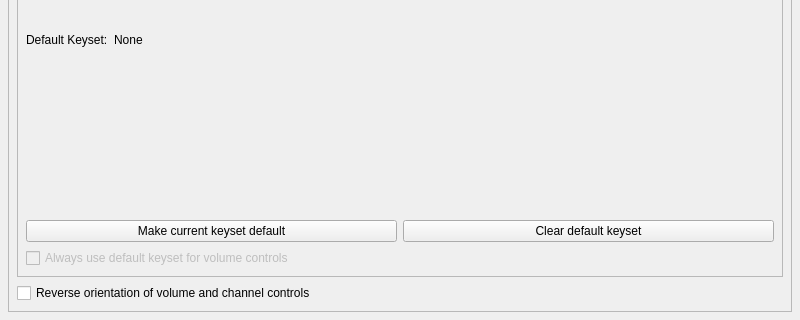
This is pirpreferencesform.ui in jpietrzak8/Pierogi as Qt 5 draws it before an edit; both pictures show x 0 to 800 and y 160 to 480 of the 800 by 480 pixel window. The edited form follows.
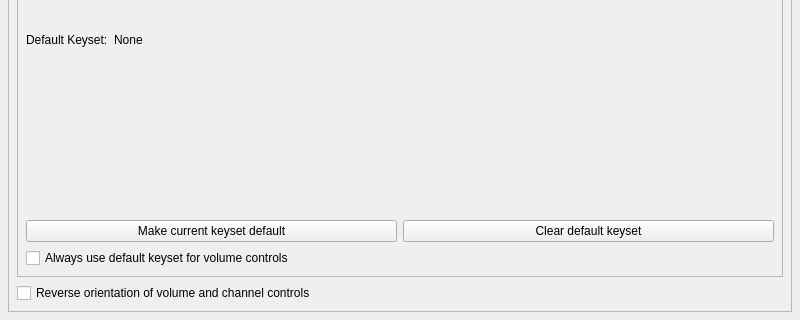
This is the edited form.

The edit to the form file:
```diff
--- a/pirpreferencesform.ui
+++ b/pirpreferencesform.ui
@@ -97,7 +97,7 @@
           <item row="2" column="0" colspan="2">
            <widget class="QCheckBox" name="useDefaultCheckBox">
             <property name="enabled">
-             <bool>false</bool>
+             <bool>true</bool>
             </property>
             <property name="text">
              <string>Always use default keyset for volume controls</string>
```
